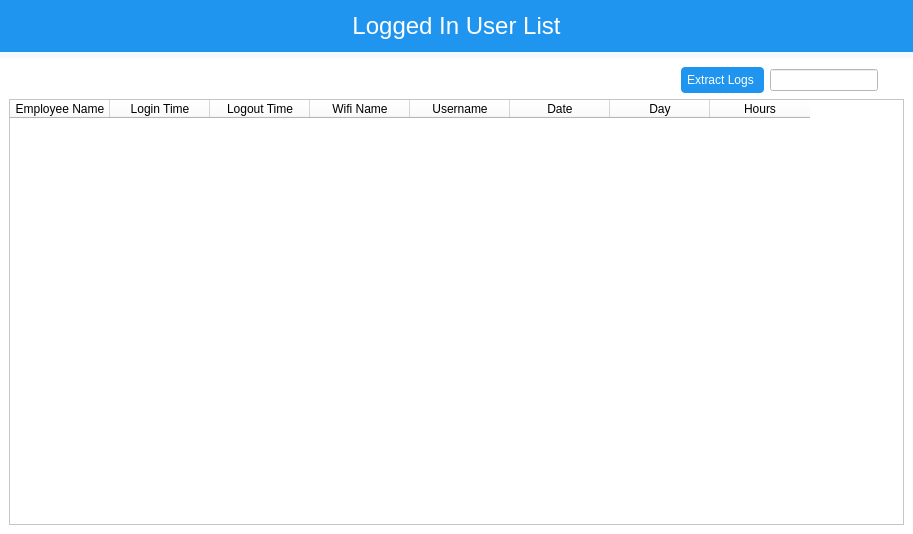
Before: the Qt Designer form ui/ui/logged_in_users.ui in mohammedmeeraj/timesheet, drawn with Qt 5.
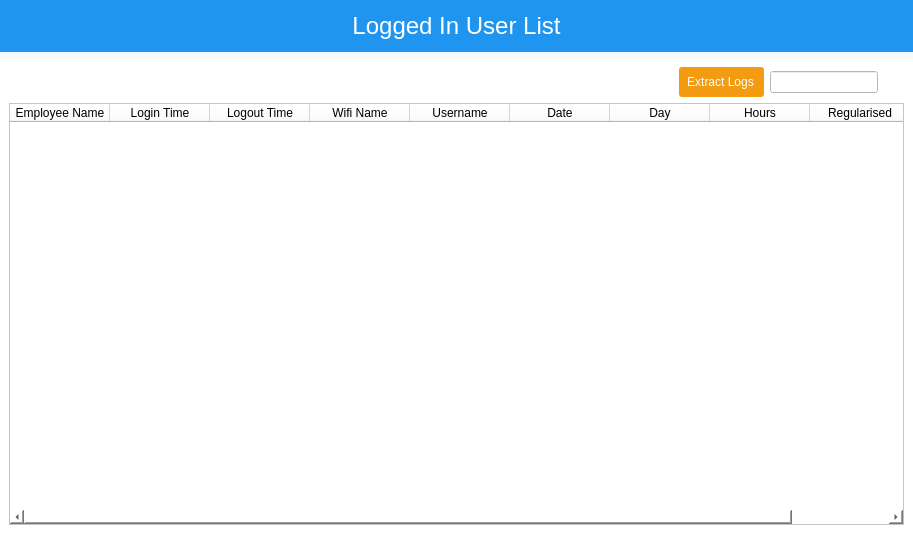
After: the same form once the commit is applied. Icons and pictures are not drawn.

The edit to the form file:
```diff
--- a/ui/ui/logged_in_users.ui
+++ b/ui/ui/logged_in_users.ui
@@ -122,11 +122,11 @@
              <property name="styleSheet">
               <string notr="true">QPushButton{
 border:none;
-border-radius:4px;
-padding:6px;
+border-radius:3px;
+padding:8px;
 padding-left-10px;
 padding-right:10px;
-background-color: rgb(31, 149, 239);
+background-color: #F39C12;
 color:white;
 
 
@@ -231,6 +231,11 @@
              <string>Hours</string>
             </property>
            </column>
+           <column>
+            <property name="text">
+             <string>Regularised</string>
+            </property>
+           </column>
           </widget>
          </item>
         </layout>
```
Left out of the diff: 2 changed lines with no effect on the pictures.
